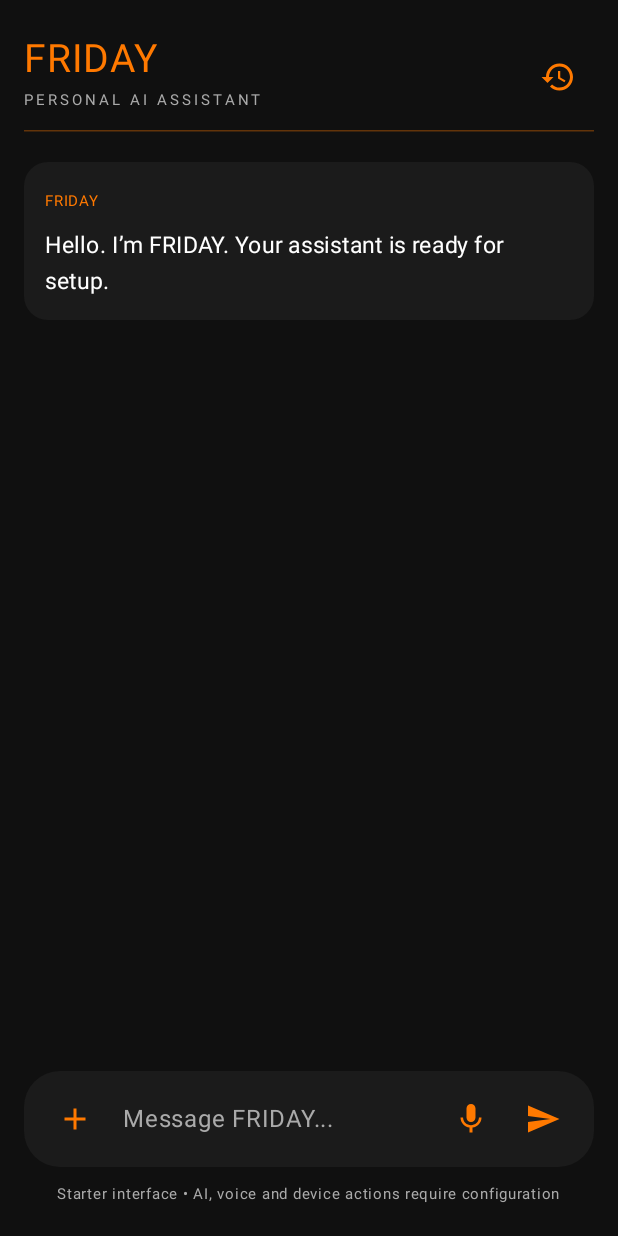
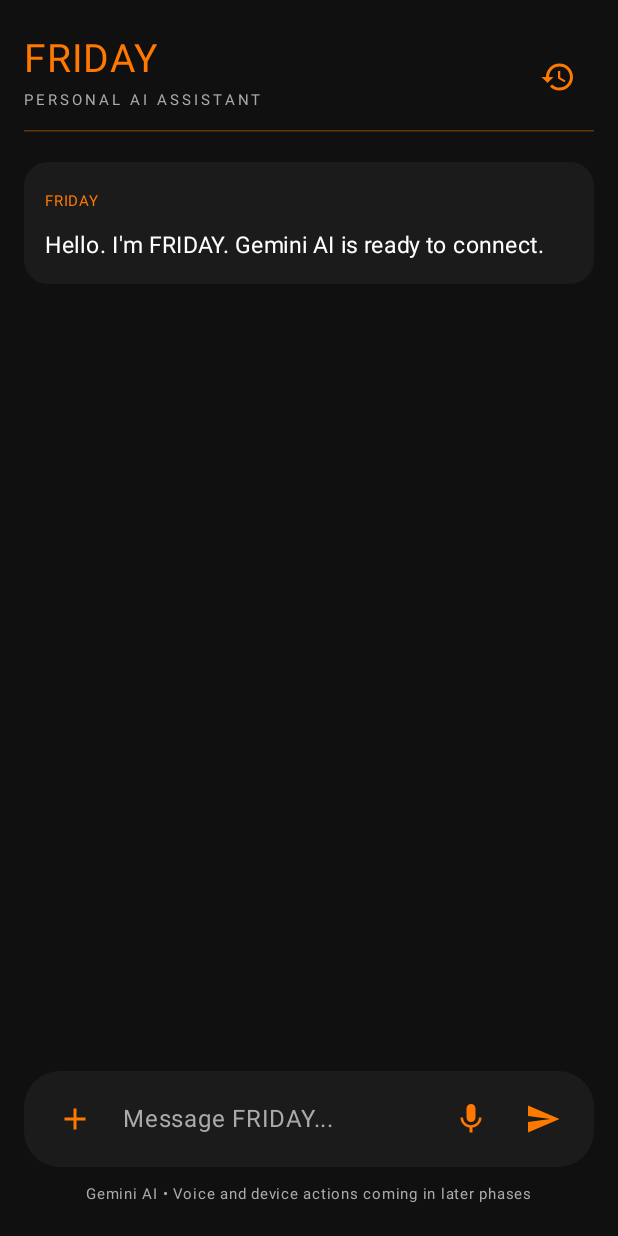
Before and after one commit to ankituttu2261523936-max/FRIDAY-AI, an Android app built with Jetpack Compose: the screen it shows after launch (MainActivity), after a tap on "Send", on a phone screen of 412 x 824 dp. Run offline under Robolectric (Android 15) with nearby library versions, the phone set to English and light mode, and no system bars; 3 statements that could not run were skipped.

Commit message:
Connect FRIDAY with Firebase AI

```diff
--- a/app/build.gradle.kts
+++ b/app/build.gradle.kts
@@ -2,6 +2,7 @@ plugins {
     id("com.android.application")
     id("org.jetbrains.kotlin.android")
     id("org.jetbrains.kotlin.plugin.compose")
+    id("com.google.gms.google-services")
 }
 
 android {
@@ -32,5 +33,10 @@ dependencies {
     implementation("androidx.compose.material3:material3")
     implementation("androidx.compose.material:material-icons-extended")
     implementation("androidx.lifecycle:lifecycle-runtime-ktx:2.8.7")
+
+    implementation(platform("com.google.firebase:firebase-bom:35.2.0"))
+    implementation("com.google.firebase:firebase-ai")
+    implementation("com.google.firebase:firebase-appcheck-debug")
+
     debugImplementation("androidx.compose.ui:ui-tooling")
 }
--- a/app/src/main/java/com/friday/assistant/MainActivity.kt
+++ b/app/src/main/java/com/friday/assistant/MainActivity.kt
@@ -22,6 +22,11 @@ import androidx.compose.ui.graphics.Color
 import androidx.compose.ui.text.TextStyle
 import androidx.compose.ui.unit.dp
 import androidx.compose.ui.unit.sp
+import com.google.firebase.Firebase
+import com.google.firebase.ai.GenerativeBackend
+import com.google.firebase.ai.ai
+import com.google.firebase.appcheck.debug.DebugAppCheckProviderFactory
+import kotlinx.coroutines.launch
 
 private val Orange = Color(0xFFFF7900)
 private val Dark = Color(0xFF101010)
@@ -33,6 +38,12 @@ data class ChatMessage(val text: String, val fromUser: Boolean)
 class MainActivity : ComponentActivity() {
     override fun onCreate(savedInstanceState: Bundle?) {
         super.onCreate(savedInstanceState)
+
+        Firebase.initialize(context = this)
+        Firebase.appCheck.installAppCheckProviderFactory(
+            DebugAppCheckProviderFactory.getInstance()
+        )
+
         setContent { FridayApp() }
     }
 }
@@ -40,10 +51,59 @@ class MainActivity : ComponentActivity() {
 @Composable
 fun FridayApp() {
     var input by remember { mutableStateOf("") }
+    var isLoading by remember { mutableStateOf(false) }
+
+    val scope = rememberCoroutineScope()
     val messages = remember {
         mutableStateListOf(
-            ChatMessage("Hello. I’m FRIDAY. Your assistant is ready for setup.", false)
+            ChatMessage("Hello. I'm FRIDAY. Gemini AI is ready to connect.", false)
         )
+    }
+
+    val model = remember {
+        Firebase.ai(backend = GenerativeBackend.googleAI())
+            .generativeModel("gemini-3.8-flash")
+    }
+
+    fun sendMessage() {
+        val userText = input.trim()
+        if (userText.isEmpty() || isLoading) return
+
+        messages.add(ChatMessage(userText, true))
+        input = ""
+
+        val prompt = buildString {
+            append(
+                "You are FRIDAY, a helpful, intelligent and polite personal AI assistant. " +
+                "Speak naturally and clearly. Keep answers useful and easy to understand.\n\n"
+            )
+            messages.takeLast(12).forEach { message ->
+                append(if (message.fromUser) "User: " else "FRIDAY: ")
+                append(message.text)
+                append("\n")
+            }
+            append("\nReply to the latest user message.")
+        }
+
+        isLoading = true
+
+        scope.launch {
+            try {
+                val response = model.generateContent(prompt)
+                val answer = response.text?.takeIf { it.isNotBlank() }
+                    ?: "I couldn't generate a response. Please try again."
+                messages.add(ChatMessage(answer, false))
+            } catch (e: Exception) {
+                messages.add(
+                    ChatMessage(
+                        "I couldn't connect to Gemini. Please check your internet and Firebase App Check setup. Error: ${e.localizedMessage ?: "Unknown error"}",
+                        false
+                    )
+                )
+            } finally {
+                isLoading = false
+            }
+        }
     }
 
     MaterialTheme {
@@ -57,7 +117,12 @@ fun FridayApp() {
             ) {
                 Column {
                     Text("FRIDAY", color = Orange, fontSize = 26.sp)
-                    Text("PERSONAL AI ASSISTANT", color = Muted, fontSize = 10.sp, letterSpacing = 2.sp)
+                    Text(
+                        "PERSONAL AI ASSISTANT",
+                        color = Muted,
+                        fontSize = 10.sp,
+                        letterSpacing = 2.sp
+                    )
                 }
                 IconButton(onClick = { }) {
                     Icon(Icons.Default.History, contentDescription = "History", tint = Orange)
@@ -82,7 +147,8 @@ fun FridayApp() {
                                 .background(
                                     if (message.fromUser) Color(0xFF38200F) else Panel,
                                     RoundedCornerShape(16.dp)
-                                ).padding(14.dp)
+                                )
+                                .padding(14.dp)
                         ) {
                             Text(
                                 if (message.fromUser) "YOU" else "FRIDAY",
@@ -94,17 +160,28 @@ fun FridayApp() {
                         }
                     }
                 }
+
+                if (isLoading) {
+                    item {
+                        Text("FRIDAY is thinking...", color = Orange, fontSize = 13.sp)
+                    }
+                }
             }
 
             Row(
-                Modifier.fillMaxWidth().background(Panel, RoundedCornerShape(24.dp)).padding(horizontal = 10.dp, vertical = 8.dp),
+                Modifier.fillMaxWidth()
+                    .background(Panel, RoundedCornerShape(24.dp))
+                    .padding(horizontal = 10.dp, vertical = 8.dp),
                 verticalAlignment = Alignment.CenterVertically
             ) {
-                IconButton(onClick = { /* Add image/video picker in next phase */ }) {
+                IconButton(onClick = { }) {
                     Icon(Icons.Default.Add, contentDescription = "Attach media", tint = Orange)
                 }
+
                 Box(Modifier.weight(1f).padding(horizontal = 8.dp)) {
-                    if (input.isEmpty()) Text("Message FRIDAY...", color = Muted)
+                    if (input.isEmpty()) {
+                        Text("Message FRIDAY...", color = Muted)
+                    }
                     BasicTextField(
                         value = input,
                         onValueChange = { input = it },
@@ -112,24 +189,25 @@ fun FridayApp() {
                         modifier = Modifier.fillMaxWidth()
                     )
                 }
-                IconButton(onClick = { /* Voice capture is implemented in a later phase */ }) {
+
+                IconButton(onClick = { }) {
                     Icon(Icons.Default.Mic, contentDescription = "Voice", tint = Orange)
                 }
-                IconButton(onClick = {
-                    val text = input.trim()
-                    if (text.isNotEmpty()) {
-                        messages.add(ChatMessage(text, true))
-                        messages.add(ChatMessage("I received your message. Connect Gemini in the next setup phase to enable AI replies.", false))
-                        input = ""
-                    }
-                }) {
+
+                IconButton(
+                    onClick = { sendMessage() },
+                    enabled = !isLoading
+                ) {
                     Icon(Icons.Default.Send, contentDescription = "Send", tint = Orange)
                 }
             }
+
             Spacer(Modifier.height(6.dp))
             Text(
-                "Starter interface • AI, voice and device actions require configuration",
-                color = Muted, fontSize = 10.sp, modifier = Modifier.align(Alignment.CenterHorizontally)
+                "Gemini AI • Voice and device actions coming in later phases",
+                color = Muted,
+                fontSize = 10.sp,
+                modifier = Modifier.align(Alignment.CenterHorizontally)
             )
         }
     }
--- a/build.gradle.kts
+++ b/build.gradle.kts
@@ -2,4 +2,5 @@ plugins {
     id("com.android.application") version "8.7.3" apply false
     id("org.jetbrains.kotlin.android") version "2.0.21" apply false
     id("org.jetbrains.kotlin.plugin.compose") version "2.0.21" apply false
+    id("com.google.gms.google-services") version "4.6.0" apply false
 }
```
Also changed, not shown: 2 other files.
